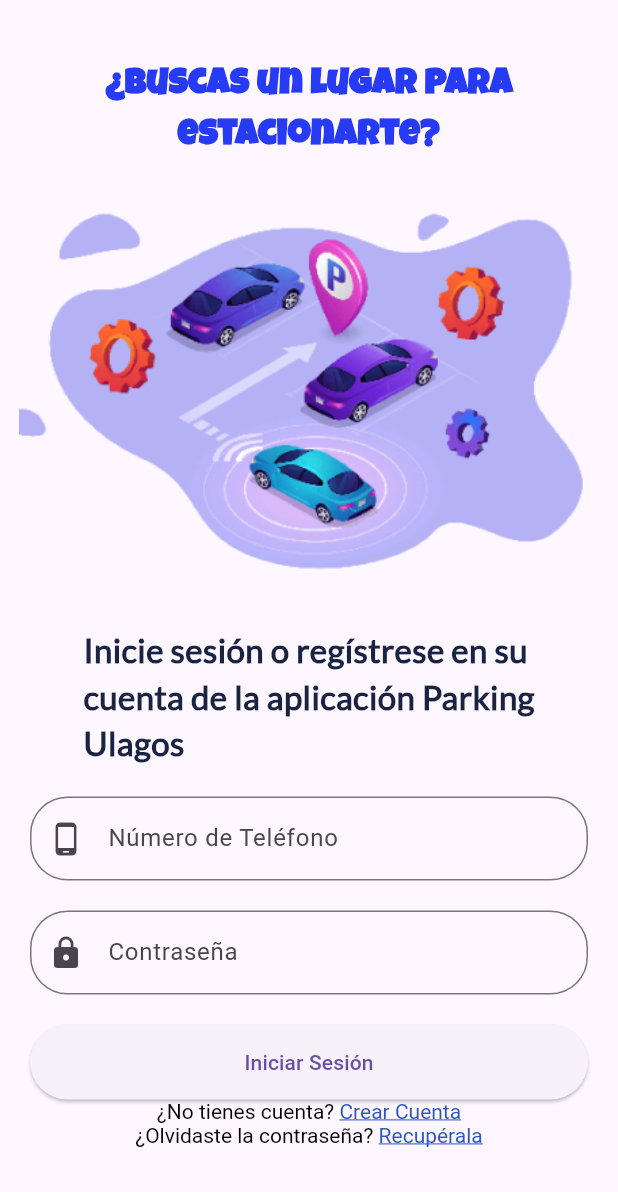
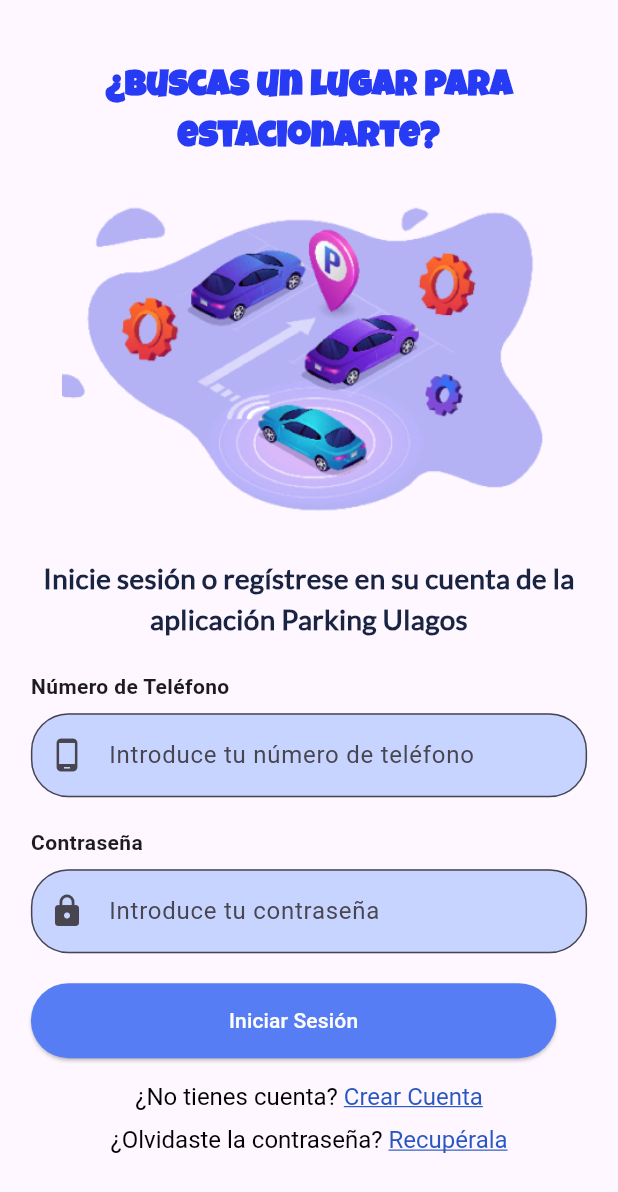
Before and after one commit to MassimoLarger/Projecto-Estacionamiento, a Flutter app: the screen it shows after launch, after a tap on "Iniciar", on a phone screen of 412 x 824 dp. Shown: the top 1192 px of the screen. Run offline on Flutter 3.47's test engine with Material 3 defaults, Android fonts, the light colour scheme and no system bars.

Commit message:
Screen Iniciar Sesion Lista

```diff
--- a/vistas/app_movil/lib/pantallas/iniciar_sesion.dart
+++ b/vistas/app_movil/lib/pantallas/iniciar_sesion.dart
@@ -1,19 +1,23 @@
 import 'package:flutter/gestures.dart';
 import 'package:flutter/material.dart';
+import 'movilizacion.dart';
 
 class LoginScreen extends StatelessWidget {
   const LoginScreen({super.key});
 
   @override
   Widget build(BuildContext context) {
+    // Obtiene las dimensiones de la pantalla para una adaptabilidad mejorada
+    var screenSize = MediaQuery.of(context).size;
+
     return Scaffold(
       body: SingleChildScrollView(
         child: Column(
           children: <Widget>[
-            const SizedBox(height: 40),
-            const Padding(
-              padding: EdgeInsets.symmetric(horizontal: 20),
-              child: Text(
+            SizedBox(height: screenSize.height * 0.05), // Usa un porcentaje de la altura de la pantalla
+            Padding(
+              padding: EdgeInsets.symmetric(horizontal: screenSize.width * 0.05),
+              child: const Text(
                 '¿Buscas un lugar para estacionarte?',
                 textAlign: TextAlign.center,
                 style: TextStyle(
@@ -24,60 +28,78 @@
                 ),
               ),
             ),
-            Image.asset('assets/images/inicio.png', height: 290),
-            const SizedBox(height: 20),
-            const Padding(
-              padding: EdgeInsets.symmetric(horizontal: 20),
+            Image.asset('assets/images/inicio.png', height: screenSize.height * 0.3), // Ajusta la imagen al 30% de la altura de la pantalla
+            SizedBox(height: screenSize.height * 0.02),
+            Padding(
+              padding: EdgeInsets.symmetric(horizontal: screenSize.width * 0.05),
               child: Text(
-                'Inicie sesión o regístrese en su\ncuenta de la aplicación Parking\nUlagos',
-                textAlign: TextAlign.left,
+                'Inicie sesión o regístrese en su cuenta de la aplicación Parking Ulagos',
+                textAlign: TextAlign.center,
                 style: TextStyle(
                   fontFamily: 'Lato',
-                  color: Color(0xFF192342),
-                  fontSize: 22,
+                  color: const Color(0xFF192342),
+                  fontSize: screenSize.width * 0.045, // Ajusta el tamaño de la fuente basado en el ancho de la pantalla
                   fontWeight: FontWeight.bold,
                 ),
               ),
             ),
             Padding(
-              padding: const EdgeInsets.all(20.0),
+              padding: EdgeInsets.all(screenSize.width * 0.05),
               child: Column(
+                crossAxisAlignment: CrossAxisAlignment.start,
                 children: [
+                  const Text('Número de Teléfono', style: TextStyle(fontSize: 14, fontWeight: FontWeight.bold)),
+                  const SizedBox(height: 8),
                   TextField(
                     decoration: InputDecoration(
-                      labelText: 'Número de Teléfono',
                       hintText: 'Introduce tu número de teléfono',
                       prefixIcon: const Icon(Icons.phone_android),
                       border: OutlineInputBorder(
                         borderRadius: BorderRadius.circular(25),
+                        borderSide: const BorderSide(color: Color.fromRGBO(198, 212, 255, 1), width: 1.0),
                       ),
+                      filled: true,
+                      fillColor: const Color.fromRGBO(198, 212, 255, 1),
                     ),
                     keyboardType: TextInputType.phone,
                   ),
                   const SizedBox(height: 20),
+                  const Text('Contraseña', style: TextStyle(fontSize: 14, fontWeight: FontWeight.bold)),
+                  const SizedBox(height: 8),
                   TextField(
                     decoration: InputDecoration(
-                      labelText: 'Contraseña',
                       hintText: 'Introduce tu contraseña',
                       prefixIcon: const Icon(Icons.lock),
                       border: OutlineInputBorder(
                         borderRadius: BorderRadius.circular(25),
+                        borderSide: const BorderSide(color: Color.fromRGBO(198, 212, 255, 1), width: 1.0),
                       ),
+                      filled: true,
+                      fillColor: const Color.fromRGBO(198, 212, 255, 1),
                     ),
                     obscureText: true,
                   ),
                   const SizedBox(height: 20),
                   ElevatedButton(
-                    onPressed: () {},
+                    onPressed: () {
+                      Navigator.push(
+                        context,
+                        MaterialPageRoute(builder: (context) => const CarSelectionWidget()),
+                      );
+                    },
                     style: ElevatedButton.styleFrom(
-                      minimumSize: const Size.fromHeight(50),
+                      backgroundColor: const Color(0xFF567DF4),
+                      foregroundColor: Colors.white,
+                      minimumSize: Size(screenSize.width * 0.85, 50), // Hace que el botón sea tan ancho como el 85% del ancho de la pantalla
                     ),
                     child: const Text('Iniciar Sesión'),
                   ),
-                  RichText(
+                  const SizedBox(height: 16),
+                  Center(
+                    child: RichText(
                       text: TextSpan(
                         text: '¿No tienes cuenta? ',
-                      style: const TextStyle(color: Color.fromRGBO(0, 0, 0, 1)),
+                        style: const TextStyle(color: Colors.black, fontSize: 16),
                         children: <TextSpan>[
                           TextSpan(
                             text: 'Crear Cuenta',
@@ -93,10 +115,13 @@
                         ],
                       ),
                     ),
-                  RichText(
+                  ),
+                  const SizedBox(height: 10),
+                  Center(
+                    child: RichText(
                       text: TextSpan(
                         text: '¿Olvidaste la contraseña? ',
-                      style: const TextStyle(color: Colors.black),
+                        style: const TextStyle(color: Colors.black, fontSize: 16),
                         children: <TextSpan>[
                           TextSpan(
                             text: 'Recupérala',
@@ -112,6 +137,7 @@
                         ],
                       ),
                     ),
+                  ),
                 ],
               ),
             ),
--- a/vistas/app_movil/lib/pantallas/registrar_vehiculo.dart
+++ b/vistas/app_movil/lib/pantallas/registrar_vehiculo.dart
@@ -49,7 +49,7 @@
               ),
               SizedBox(height: screenHeight * 0.17), // Adjust space between title and image
               Image.asset('assets/images/imagen5.png', fit: BoxFit.contain),
-              SizedBox(height: screenHeight * 0.19), // Adjust space between image and buttons
+              SizedBox(height: screenHeight * 0.16), // Adjust space between image and buttons
               ElevatedButton(
                 onPressed: () {
                   // Placeholder for functionality
```
Lines whose indentation alone changed are shown as unchanged.
